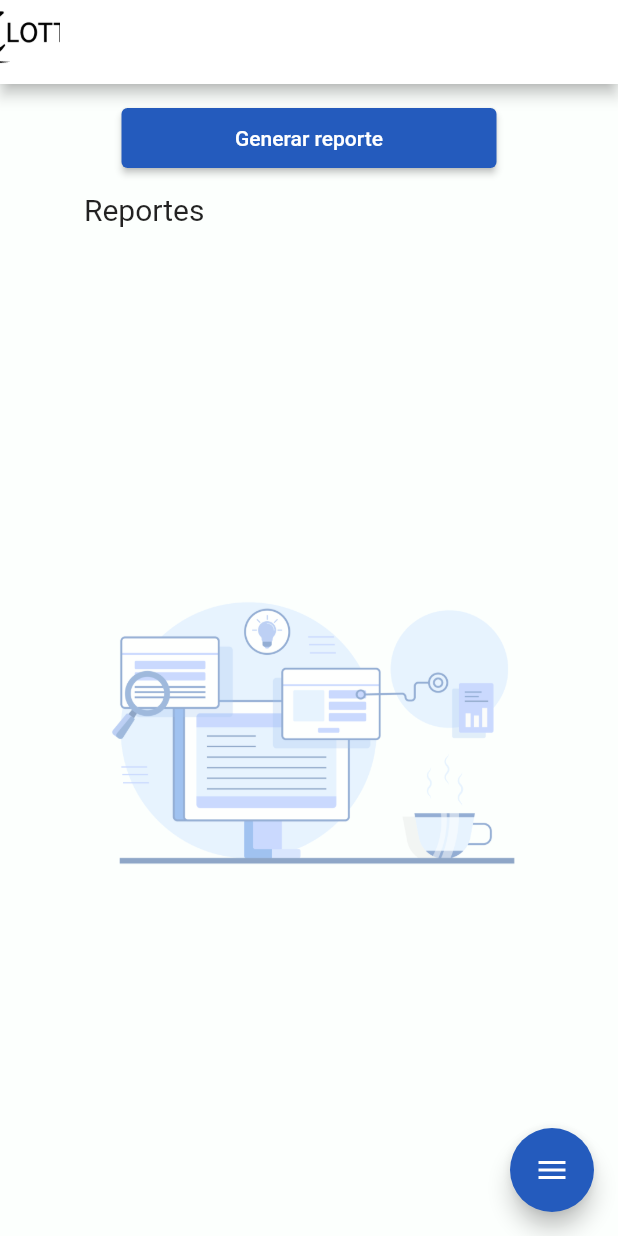
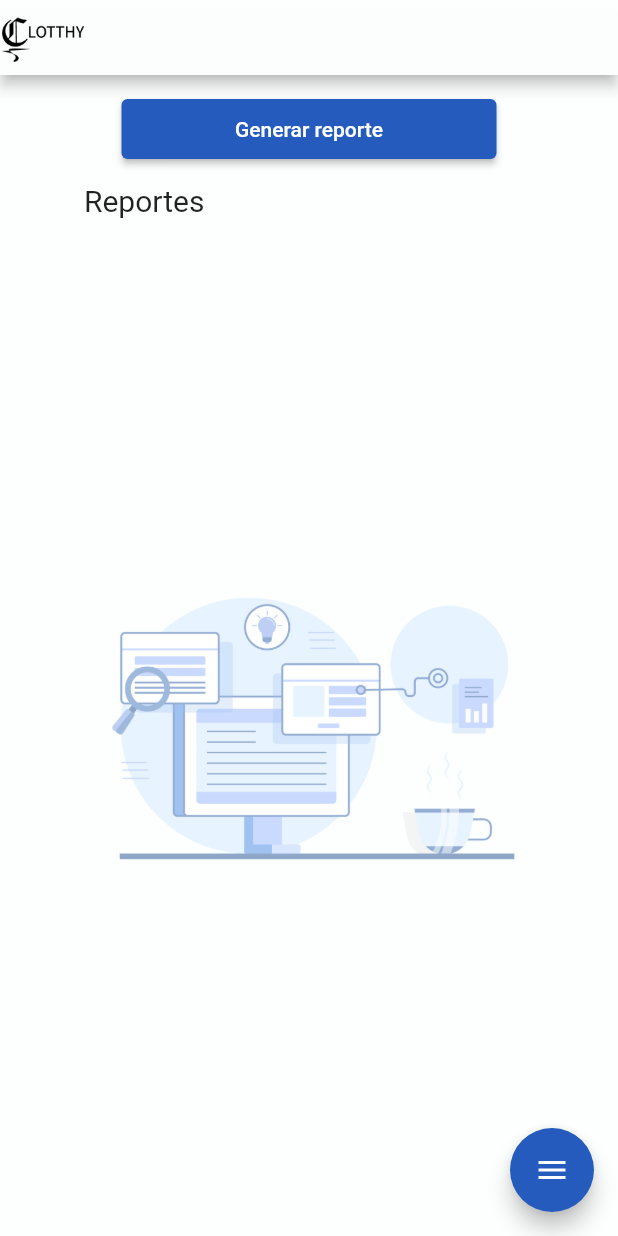
Before and after one commit to esneiderjr/Android, a Flutter app: the Reports screen opened by its route, on a phone screen of 412 x 824 dp. Run offline on Flutter 3.47's test engine with Material 2 defaults, Android fonts, the phone set to English and light mode, and no system bars; drawn by our look-alikes of flutter_speed_dial; our stand-ins replace animate_do, file_picker, font_awesome_flutter, google_fonts.

Commit message:
CustomAppBar

```diff
--- a/mobile/lib/Login/screens/Profile.dart
+++ b/mobile/lib/Login/screens/Profile.dart
@@ -1,5 +1,6 @@
 import 'package:flutter/material.dart';
 
+import '../../appBar/appBar.dart';
 import '../../button/Button.dart';
 import 'Statistics.dart';
 
@@ -14,9 +15,7 @@ class ProfileState extends State<Profile> {
   @override
   Widget build(BuildContext context) {
     return Scaffold(
-      appBar: AppBar(
-        title: Text('Mi perfil'),
-      ),
+      appBar: CustomAppBar(),
       floatingActionButton: ButtonDesp(),
       body: ListView(
         children: [
--- a/mobile/lib/Login/screens/Reports.dart
+++ b/mobile/lib/Login/screens/Reports.dart
@@ -1,6 +1,7 @@
 import 'package:flutter/material.dart';
 import 'package:google_fonts/google_fonts.dart';
 import 'package:mobile/Login/screens/Pqrsf.dart';
+import 'package:mobile/appBar/appBar.dart';
 
 import '../../button/Button.dart';
 
@@ -16,20 +17,8 @@ class _ReportsState extends State<Reports> {
   Widget build(BuildContext context) {
     return SafeArea(
         child: Scaffold(
+          appBar:CustomAppBar(),
       backgroundColor: const Color.fromARGB(250, 252, 255, 253),
-      appBar: AppBar(
-        leadingWidth: 40,
-        leading: Container(
-          width: 150,
-          height: 120,
-          decoration: const BoxDecoration(
-              image: DecorationImage(
-            image: AssetImage('images/clotthy2.png'),
-            fit: BoxFit.cover,
-          )),
-        ),
-        backgroundColor: Colors.white,
-      ),
       floatingActionButton: ButtonDesp(),
       body: Column(children: [
         // este es el boton para generar reportes
--- a/mobile/lib/Login/screens/Statistics.dart
+++ b/mobile/lib/Login/screens/Statistics.dart
@@ -1,6 +1,7 @@
 import 'package:flutter/cupertino.dart';
 import 'package:flutter/material.dart';
 
+import '../../appBar/appBar.dart';
 import '../../button/Button.dart';
 
 class Statistics extends StatefulWidget {
@@ -14,9 +15,7 @@ class _StatisticsState extends State<Statistics> {
   @override
   Widget build(BuildContext context) {
     return Scaffold(
-      appBar: AppBar(
-        title: Text('Graficos'),
-      ),
+      appBar: CustomAppBar(),
       floatingActionButton: ButtonDesp(),
       body: ListView(
         children: [
--- a/mobile/lib/Login/screens/login_screen.dart
+++ b/mobile/lib/Login/screens/login_screen.dart
@@ -1,3 +1,4 @@
+import 'package:animate_do/animate_do.dart';
 import 'package:flutter/material.dart';
 import 'package:mobile/Login/screens/Pqrsf.dart';
 import 'package:mobile/Login/screens/Reports.dart';
@@ -15,7 +16,7 @@ class LoginScreen extends StatelessWidget {
         child: SingleChildScrollView(
           child: Column(
             children: [
-              _HeaderImage(),
+              ElasticIn(child: _HeaderImage()),
               SizedBox(height: 20),
               CardContainer(
                 child: Center(
--- a/mobile/lib/appBar/appBar.dart
+++ b/mobile/lib/appBar/appBar.dart
@@ -1,13 +1,25 @@
 import 'package:flutter/material.dart';
 
+class CustomAppBar extends StatelessWidget with PreferredSizeWidget {
+  @override
+  final Size preferredSize;
 
-class appBar extends StatelessWidget {
-  const appBar({Key? key}) : super(key: key);
+  CustomAppBar({Key? key})
+      : preferredSize = const Size.fromHeight(50.0),
+        super(key: key);
 
   @override
   Widget build(BuildContext context) {
-    return appBar(
-
+    return AppBar(
+      backgroundColor: const Color.fromARGB(250, 252, 255, 253),
+      leading: Container(
+        width: 60,
+        height: 70,
+        decoration: const BoxDecoration(
+            image: DecorationImage(
+          image: AssetImage('images/clotthy2.png'),
+        )),
+      ),
     );
   }
 }
--- a/mobile/lib/main.dart
+++ b/mobile/lib/main.dart
@@ -1,6 +1,7 @@
 import 'package:flutter/material.dart';
 import 'package:mobile/Login/screens/Pqrsf.dart';
 import 'package:mobile/Login/screens/Reports.dart';
+import 'package:mobile/appBar/appBar.dart';
 import 'package:mobile/login/screens/screens.dart';
 
 void main() => runApp(MyApp());
@@ -21,9 +22,6 @@ class MyApp extends StatelessWidget {
   }
 }
 
-
-
-
 // esta parte del codigo es para probar cosas en especifico
 
 // import 'package:flutter/material.dart';
@@ -36,7 +34,7 @@ class MyApp extends StatelessWidget {
 //   Widget build(BuildContext context) {
 //     return MaterialApp(
 //       title: 'Material App',
-//       home: Pqrsf(),
+//       home: Reports(),
 //     );
 //   }
 // }
```
Also changed, not shown: mobile/lib/Login/Widgets/auth_background.dart (+32 -30 lines), mobile/lib/Login/screens/Pqrsf.dart (+3 -12 lines).
